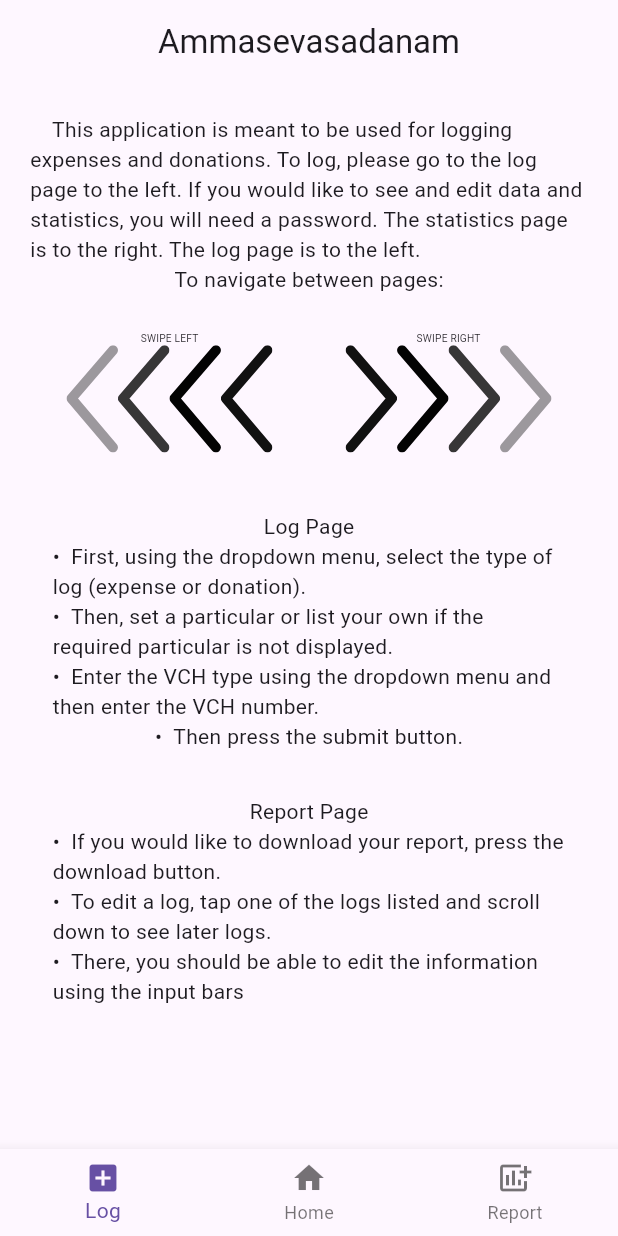
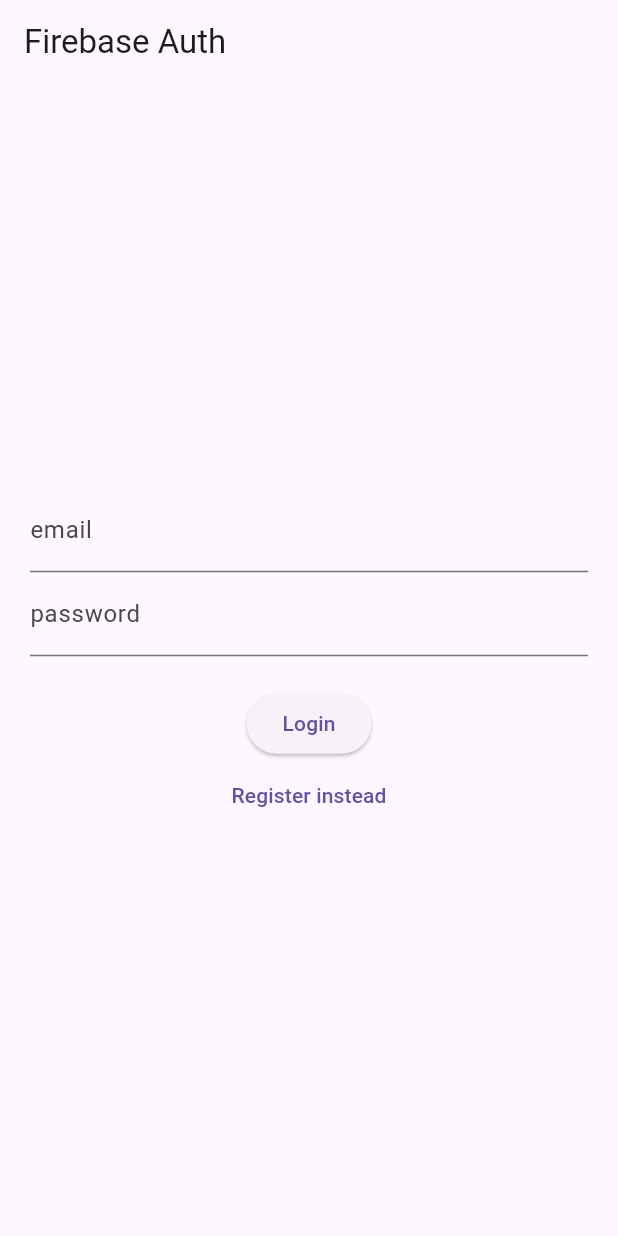
Before and after one commit to TheFinalGuardian/Ammasevasadanam-App, a Flutter app: the screen it shows after launch, on a phone screen of 412 x 824 dp. Run offline on Flutter 3.47's test engine with Material 3 defaults, Android fonts, the phone set to English and light mode, and no system bars; our stand-ins replace cloud_firestore, firebase_auth, firebase_core, flutter_spinkit, flutter_svg; accounts and stored records are empty.

```diff
--- /dev/null
+++ b/lib/auth.dart
@@ -0,0 +1,31 @@
+import 'package:firebase_auth/firebase_auth.dart';
+
+class Auth {
+  final FirebaseAuth _firebaseAuth = FirebaseAuth.instance;
+  User? get currentUser => _firebaseAuth.currentUser;
+  Stream<User?> get authStateChanges => _firebaseAuth.authStateChanges();
+
+  Future<void> signInWithEmailAndPassword({
+    required String email,
+    required String password,
+  }) async {
+    await _firebaseAuth.signInWithEmailAndPassword(
+      email: email,
+      password: password,
+      );
+  }
+
+  Future<void> createWithEmailAndPassword({
+    required String email,
+    required String password,
+  }) async {
+    await _firebaseAuth.createUserWithEmailAndPassword(
+      email: email,
+      password: password,
+      );
+  }
+
+  Future<void> signOut() async{
+    await _firebaseAuth.signOut();
+  }
+}
--- a/lib/home_page.dart
+++ b/lib/home_page.dart
@@ -1,10 +1,17 @@
+import 'package:ammasevasadanam_app/auth.dart';
+import 'package:firebase_auth/firebase_auth.dart';
 import 'package:flutter/material.dart';
 import 'package:ammasevasadanam_app/animations/swipe_animations/arrow_animation.dart';
 
 String bullet = "\u2022 ";
 
 class HomePage extends StatelessWidget {
-  const HomePage({super.key});
+  HomePage({super.key});
+  final User? user = Auth().currentUser;
+
+  Future<void> signOut() async{
+    await Auth().signOut();
+  }
 
   @override
   Widget build(BuildContext context) {
@@ -18,9 +25,11 @@ class HomePage extends StatelessWidget {
               padding: const EdgeInsets.all(20.0),
               child: Column(
                 children: [
+                  userID(context),
                   genInstructions(context),
                   genArrowAnims(context),
                   genPageInstructions(context),
+                  signOutButton(context)
                 ],
               ),
             )
@@ -28,6 +37,17 @@ class HomePage extends StatelessWidget {
         ),
       ),
     );
+  }
+
+  ElevatedButton signOutButton (BuildContext context){
+    return ElevatedButton(
+      onPressed: signOut,
+    child: Text('Elevated Button')
+    );
+  }
+
+  Text userID (BuildContext context){
+    return Text(user?.email ?? 'User email');
   }
 
   AppBar genAppBar(BuildContext context) {
--- /dev/null
+++ b/lib/login_register_page.dart
@@ -0,0 +1,107 @@
+import 'package:flutter/material.dart';
+import 'package:firebase_auth/firebase_auth.dart';
+import '../auth.dart';
+
+class LoginRegisterPage extends StatefulWidget{
+  const LoginRegisterPage({Key? key}) : super(key: key);
+
+  @override
+  State<LoginRegisterPage> createState() => _LoginRegisterPageState();
+}
+
+class _LoginRegisterPageState extends State<LoginRegisterPage> {
+  String? errorMessage = '';
+  bool isLogin = true;
+
+  final TextEditingController _controllerEmail = TextEditingController();
+  final TextEditingController _controllerPassword = TextEditingController();
+
+  Future<void> signInWithEmailAndPassword() async{
+    try {
+      await Auth().signInWithEmailAndPassword(
+        email: _controllerEmail.text,
+        password: _controllerPassword.text
+        );
+    } on FirebaseAuthException catch (e) {
+      setState(() {
+        errorMessage = e.message;
+      });
+    }
+  }
+
+  Future<void> createUserWithEmailAndPassword() async{
+    try {
+      await Auth().createWithEmailAndPassword(
+        email: _controllerEmail.text,
+        password: _controllerPassword.text
+        );
+    } on FirebaseAuthException catch (e) {
+      setState(() {
+        errorMessage = e.message;
+      });
+    }
+  }
+
+  Widget _title(){
+    return const Text('Firebase Auth');
+  }
+
+  Widget _entryField(
+   String title,
+    TextEditingController controller,
+    ) {
+      return TextField(
+        controller: controller,
+        decoration: InputDecoration(
+          labelText: title,
+        ),
+      );
+    }
+
+  Widget _errorMessage(){
+    return Text(errorMessage == '' ? '' : 'Humm ? $errorMessage');
+  }
+
+  Widget _submitButton(){
+    return ElevatedButton(
+      onPressed: isLogin ? signInWithEmailAndPassword : createUserWithEmailAndPassword,
+      child: Text(isLogin ? 'Login' : 'Register'),
+    );
+  }
+
+  Widget _loginOrRegisterButton(){
+    return TextButton(
+      onPressed: (){
+        setState(() {
+          isLogin = !isLogin;
+        });
+      },
+      child: Text(isLogin ? 'Register instead' : 'Login instead'),
+    );
+  }
+
+  @override
+  Widget build(BuildContext context){
+    return Scaffold(
+      appBar: AppBar(
+        title: _title(),
+      ),
+      body: Container(
+        height: double.infinity,
+        width: double.infinity,
+        padding: const EdgeInsets.all(20),
+        child: Column(
+          crossAxisAlignment: CrossAxisAlignment.center,
+          mainAxisAlignment: MainAxisAlignment.center,
+          children: <Widget>[
+            _entryField('email', _controllerEmail),
+            _entryField('password', _controllerPassword),
+            _errorMessage(),
+            _submitButton(),
+            _loginOrRegisterButton(),
+          ],
+        )
+      ),
+    );
+  }
+}
--- a/lib/main.dart
+++ b/lib/main.dart
@@ -2,11 +2,12 @@
 
 import 'package:ammasevasadanam_app/firestore/firebase_options.dart';
 import 'package:ammasevasadanam_app/page_view.dart';
+import 'package:ammasevasadanam_app/widget_tree.dart';
 import 'package:cloud_firestore/cloud_firestore.dart';
 import 'package:firebase_core/firebase_core.dart';
 import 'package:flutter/material.dart';
 
-void main() async {
+Future<void> main() async {
   WidgetsFlutterBinding.ensureInitialized();
   await Firebase.initializeApp(
       name: "Ammasevasadanam App",
@@ -18,16 +19,11 @@ void main() async {
 
 class App extends StatelessWidget {
   App({super.key});
-  PageViewVersion pages3 = PageViewVersion();
-
-  PageViewVersion getUI() {
-    return pages3;
-  }
 
   @override
   Widget build(BuildContext context) {
     return MaterialApp(
-      home: pages3,
+      home: WidgetTree(),
     );
   }
 }
--- a/lib/page_view.dart
+++ b/lib/page_view.dart
@@ -10,10 +10,10 @@ class PageViewVersion extends StatefulWidget {
   PageViewVersion({super.key});
 
   LogPage logpage = LogPage();
-  HomePage homepage = const HomePage();
+  HomePage homepage =  HomePage();
   ReportPage reportpage = const ReportPage();
 
-  List<Widget> pages = [LogPage(), const HomePage(), const ReportPage()];
+  List<Widget> pages = [LogPage(),  HomePage(), const ReportPage()];
 
   LogPage getLogPage() {
     return logpage;
--- /dev/null
+++ b/lib/widget_tree.dart
@@ -0,0 +1,38 @@
+
+
+
+
+import 'package:ammasevasadanam_app/auth.dart';
+import 'package:ammasevasadanam_app/home_page.dart';
+import 'package:ammasevasadanam_app/login_register_page.dart';
+import 'package:ammasevasadanam_app/page_view.dart';
+import 'package:flutter/material.dart';
+
+class WidgetTree extends StatefulWidget{
+  const WidgetTree({Key? key}) : super(key: key);
+
+  @override
+  State<WidgetTree> createState() => _WidgetTreeState();
+}
+
+class _WidgetTreeState extends State<WidgetTree> {
+  PageViewVersion pages3 = PageViewVersion();
+
+  PageViewVersion getUI() {
+    return pages3;
+  }
+
+  @override
+  Widget build(BuildContext context){
+    return StreamBuilder(
+      stream: Auth().authStateChanges,
+      builder: (context, snapshot){
+        if(snapshot.hasData){
+          return pages3;
+        } else {
+          return LoginRegisterPage();
+        }
+      }
+      );
+  }
+}
--- a/pubspec.yaml
+++ b/pubspec.yaml
@@ -38,6 +38,7 @@ dependencies:
   cupertino_icons: ^1.0.6
   flutter_svg: ^2.0.10+1
   firebase_core: ^2.24.2
+  firebase_auth: ^4.15.3
   intl: ^0.19.0
   flutter_spinkit: ^5.2.1
 
```
Also changed, not shown: pubspec.lock, 6 other files.
